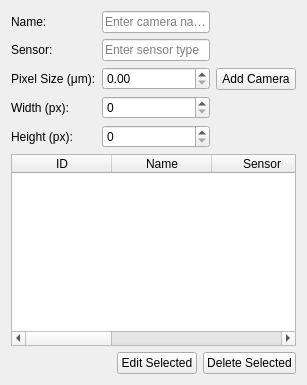
Qt form camera_tab.ui (prookyon/MonoObsLog) before a commit.
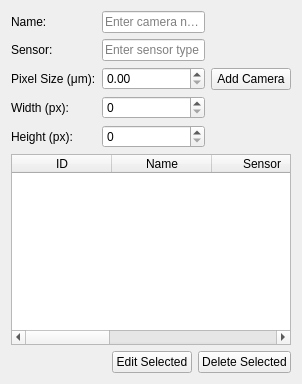
The same form after that commit.

Commit message: Proper sorting in several tables

Diff of the .ui file:
```diff
--- a/camera_tab.ui
+++ b/camera_tab.ui
@@ -2,6 +2,14 @@
 <ui version="4.0">
  <class>CameraTab</class>
  <widget class="QWidget" name="CameraTab">
+  <property name="geometry">
+   <rect>
+    <x>0</x>
+    <y>0</y>
+    <width>302</width>
+    <height>384</height>
+   </rect>
+  </property>
   <layout class="QVBoxLayout" name="verticalLayout">
    <item>
     <layout class="QGridLayout" name="gridLayout">
@@ -104,6 +112,15 @@
      <property name="alternatingRowColors">
       <bool>true</bool>
      </property>
+     <property name="selectionMode">
+      <enum>QAbstractItemView::SelectionMode::SingleSelection</enum>
+     </property>
+     <property name="selectionBehavior">
+      <enum>QAbstractItemView::SelectionBehavior::SelectRows</enum>
+     </property>
+     <property name="sortingEnabled">
+      <bool>true</bool>
+     </property>
      <column>
       <property name="text">
        <string>ID</string>
```
Left out of the diff: 10 changed lines with no effect on the pictures. The commit also changes 6 other files.
